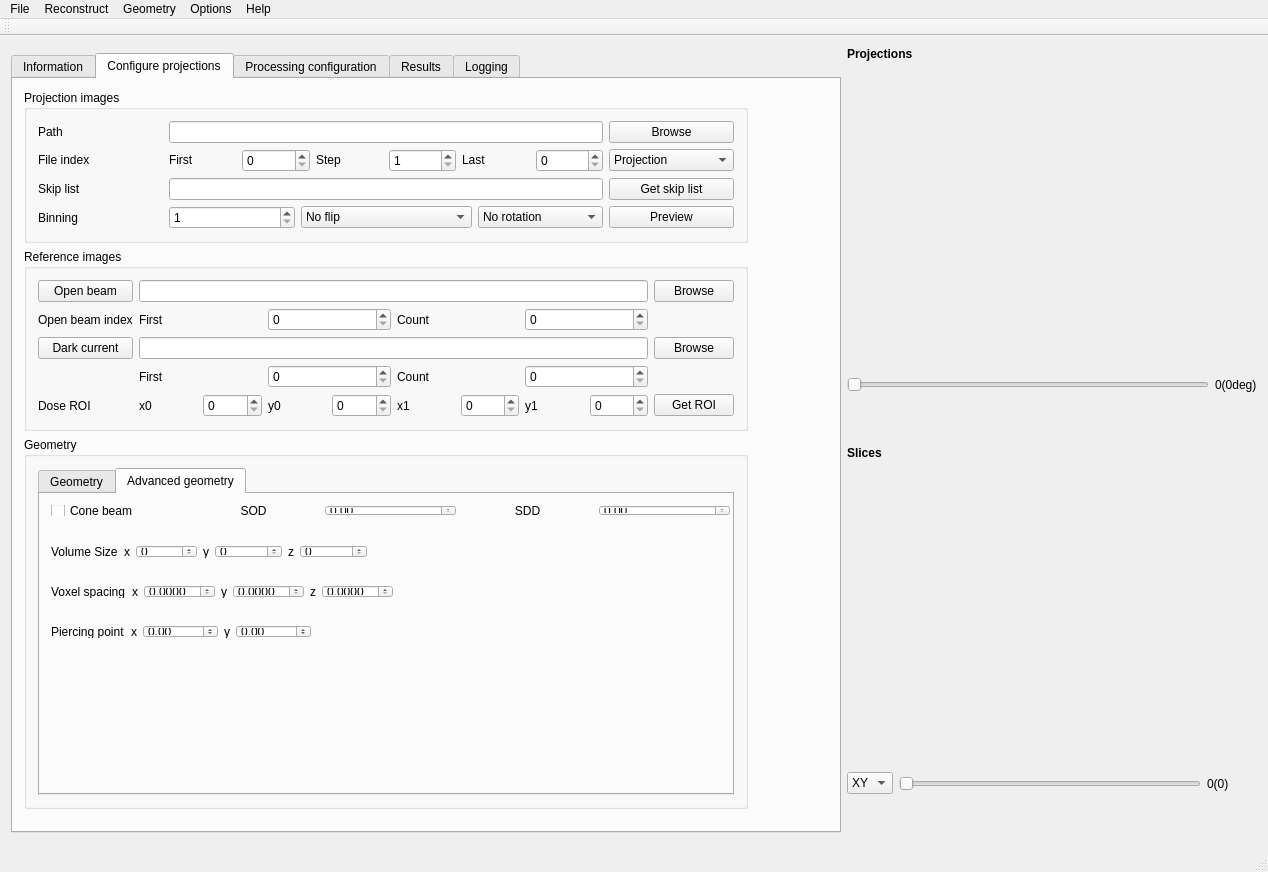
First picture: the form in src/muhrec3/muhrecmainwindow.ui, repository neutronimaging/imagingsuite, before the edit.
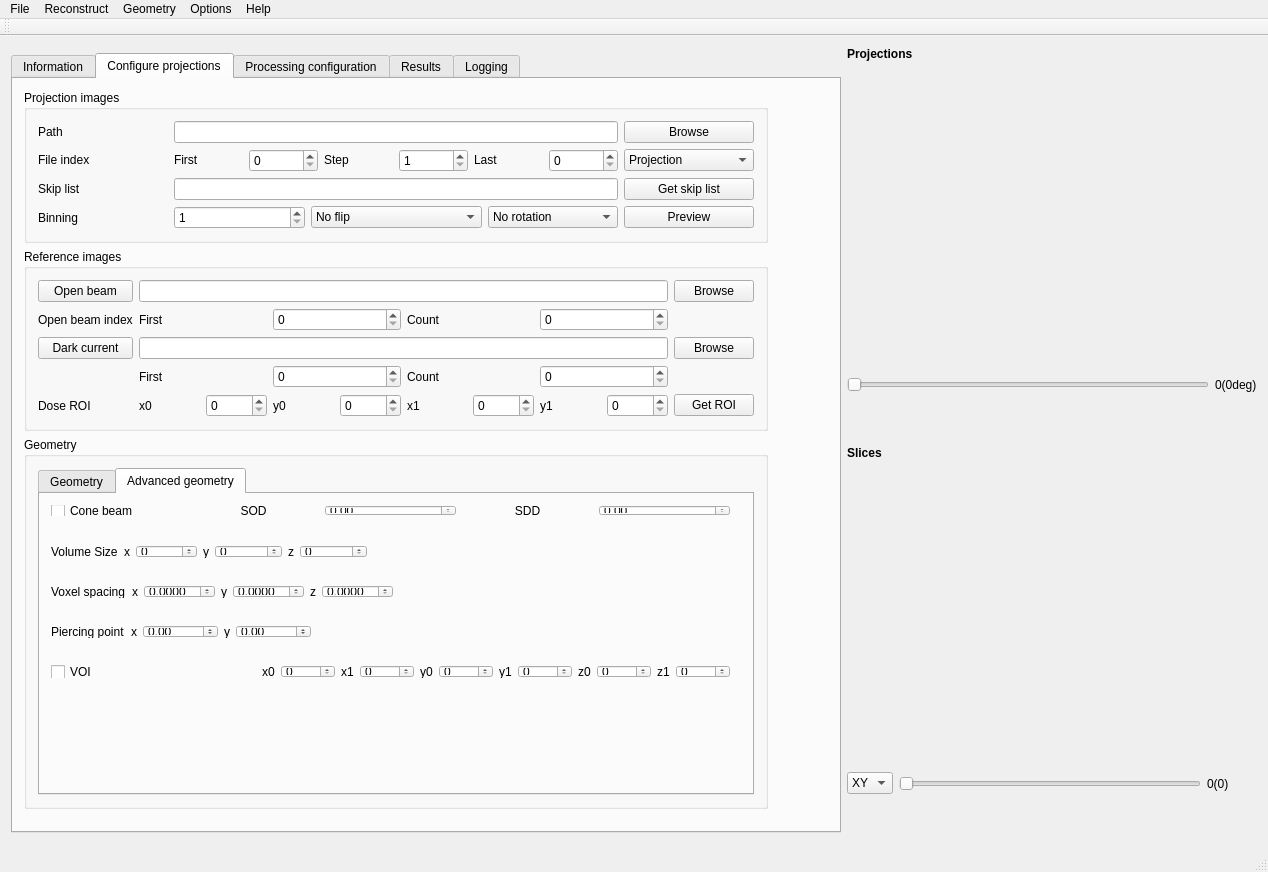
Second picture: the form after the edit. The open tabs and pages were chosen to show the change. Custom widgets are drawn as their Qt base class.

Commit message: VOI parameters were added for CBCT

Diff of the .ui file:
```diff
--- a/src/muhrec3/muhrecmainwindow.ui
+++ b/src/muhrec3/muhrecmainwindow.ui
@@ -141,7 +141,7 @@
            <rect>
             <x>0</x>
             <y>0</y>
-            <width>746</width>
+            <width>766</width>
             <height>741</height>
            </rect>
           </property>
@@ -1535,6 +1535,113 @@
                    </item>
                   </layout>
                  </widget>
+                 <widget class="QWidget" name="horizontalLayoutWidget_3">
+                  <property name="geometry">
+                   <rect>
+                    <x>0</x>
+                    <y>160</y>
+                    <width>701</width>
+                    <height>35</height>
+                   </rect>
+                  </property>
+                  <layout class="QHBoxLayout" name="horizontalLayout_8">
+                   <item>
+                    <widget class="QCheckBox" name="checkSubVolumeCBCT">
+                     <property name="text">
+                      <string>VOI</string>
+                     </property>
+                    </widget>
+                   </item>
+                   <item>
+                    <layout class="QHBoxLayout" name="horizontalLayout_11">
+                     <item>
+                      <widget class="QLabel" name="label_60">
+                       <property name="text">
+                        <string>x0</string>
+                       </property>
+                      </widget>
+                     </item>
+                     <item>
+                      <widget class="QSpinBox" name="spinSubVolumeSizeX0">
+                       <property name="maximum">
+                        <number>9999</number>
+                       </property>
+                      </widget>
+                     </item>
+                     <item>
+                      <widget class="QLabel" name="label_63">
+                       <property name="text">
+                        <string>x1</string>
+                       </property>
+                      </widget>
+                     </item>
+                     <item>
+                      <widget class="QSpinBox" name="spinSubVolumeSizeX1">
+                       <property name="maximum">
+                        <number>9999</number>
+                       </property>
+                      </widget>
+                     </item>
+                     <item>
+                      <widget class="QLabel" name="label_61">
+                       <property name="text">
+                        <string>y0</string>
+                       </property>
+                      </widget>
+                     </item>
+                     <item>
+                      <widget class="QSpinBox" name="spinSubVolumeSizeY0">
+                       <property name="maximum">
+                        <number>9999</number>
+                       </property>
+                      </widget>
+                     </item>
+                     <item>
+                      <widget class="QLabel" name="label_64">
+                       <property name="text">
+                        <string>y1</string>
+                       </property>
+                      </widget>
+                     </item>
+                     <item>
+                      <widget class="QSpinBox" name="spinSubVolumeSizeY1">
+                       <property name="maximum">
+                        <number>9999</number>
+                       </property>
+                      </widget>
+                     </item>
+                     <item>
+                      <widget class="QLabel" name="label_62">
+                       <property name="text">
+                        <string>z0</string>
+                       </property>
+                      </widget>
+                     </item>
+                     <item>
+                      <widget class="QSpinBox" name="spinSubVolumeSizeZ0">
+                       <property name="maximum">
+                        <number>9999</number>
+                       </property>
+                      </widget>
+                     </item>
+                     <item>
+                      <widget class="QLabel" name="label_65">
+                       <property name="text">
+                        <string>z1</string>
+                       </property>
+                      </widget>
+                     </item>
+                     <item>
+                      <widget class="QSpinBox" name="spinSubVolumeSizeZ1">
+                       <property name="maximum">
+                        <number>9999</number>
+                       </property>
+                      </widget>
+                     </item>
+                    </layout>
+                   </item>
+                  </layout>
+                 </widget>
                 </widget>
                </widget>
               </item>
```
Left out of the diff: 186 changed lines with no effect on the pictures. The commit also changes 5 other files.
